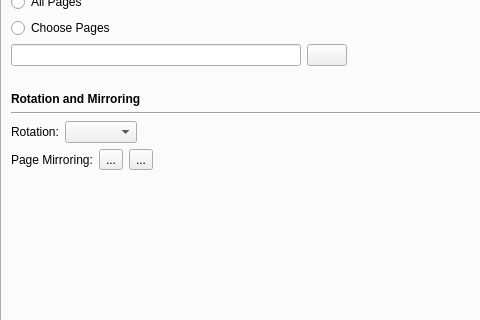
Qt form scribus/ui/prefs_pdfexportbase.ui (scribusproject/scribus) before a commit; both pictures show x 0 to 480 and y 110 to 430 of the 648 by 550 pixel window.
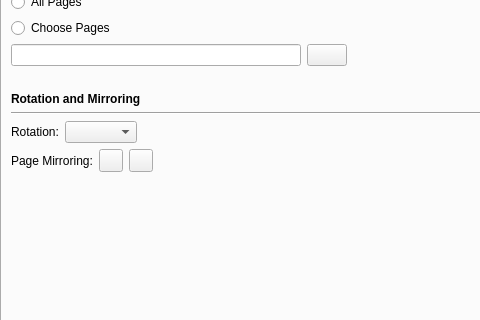
The same form after that commit. Custom widgets are drawn as their Qt base class.

What changed in the file:
```diff
--- a/scribus/ui/prefs_pdfexportbase.ui
+++ b/scribus/ui/prefs_pdfexportbase.ui
@@ -194,9 +194,6 @@
          </item>
          <item>
           <widget class="QToolButton" name="pageMirrorHorizontalToolButton">
-           <property name="text">
-            <string>...</string>
-           </property>
            <property name="checkable">
             <bool>true</bool>
            </property>
@@ -204,9 +201,6 @@
          </item>
          <item>
           <widget class="QToolButton" name="pageMirrorVerticalToolButton">
-           <property name="text">
-            <string>...</string>
-           </property>
            <property name="checkable">
             <bool>true</bool>
            </property>
```
